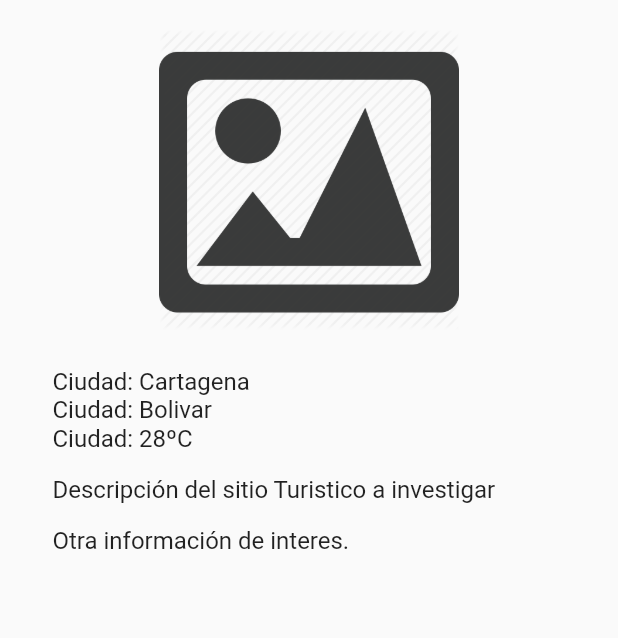
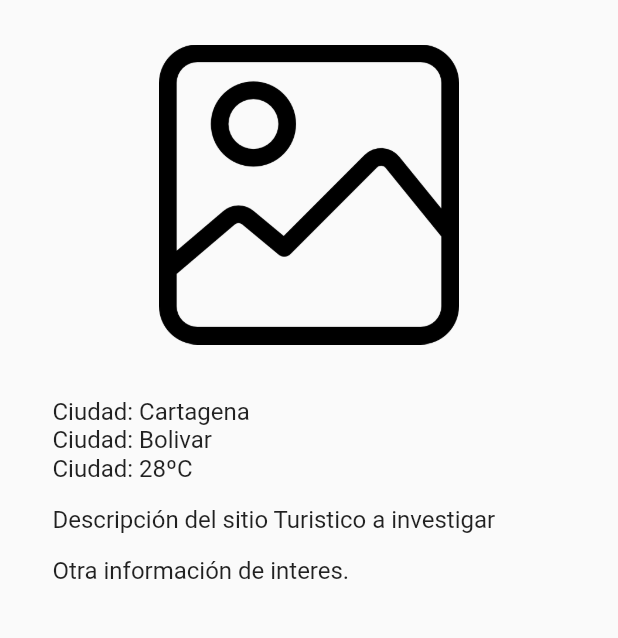
Before and after one commit to SmarTeam22/TravesiaColombia, a Flutter app: the TuristicoPOIPage screen opened directly, on a phone screen of 412 x 824 dp, the part 167-805 px from its top. Run offline on Flutter 3.47's test engine with Material 2 defaults, Android fonts, the light colour scheme and no system bars.

Commit message:
Se cambia la imagen de POI

```diff
--- a/lib/pages/turistico_poi.dart
+++ b/lib/pages/turistico_poi.dart
@@ -26,7 +26,7 @@ class TuristicoPOIPage extends StatelessWidget {
                       style:
                           TextStyle(fontSize: 30, fontWeight: FontWeight.bold)),
                   SizedBox(
-                    height: 20,
+                    height: 30,
                   ),
                   Image(
                     image: AssetImage("assets/images/img.png"),
@@ -34,7 +34,7 @@ class TuristicoPOIPage extends StatelessWidget {
                     height: 200,
                   ),
                   SizedBox(
-                    height: 25,
+                    height: 35,
                   ),
                 ],
               )),
```
Also changed, not shown: assets/images/img.png.
